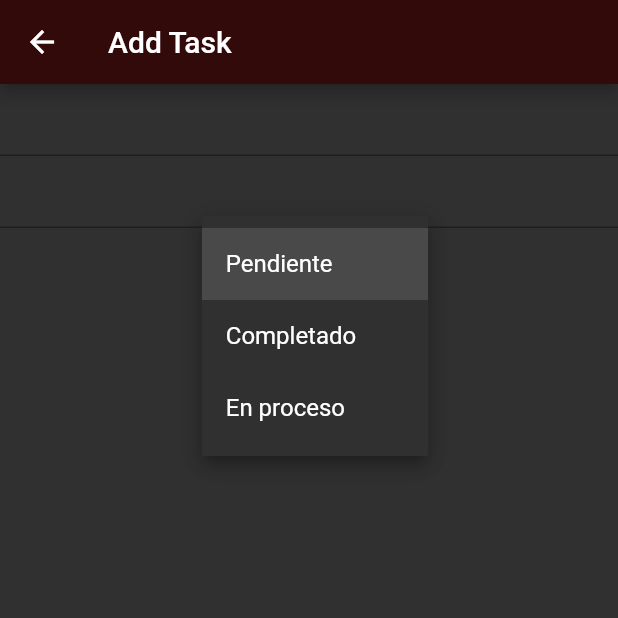
After one commit to isctorres/pmsn2023, a Flutter app: the AddTask screen opened by its route, after a tap on "Pendiente", on a phone screen of 412 x 824 dp, the top half of it. The commit adds this screen. Run offline on Flutter 3.47's test engine with Material 2 defaults, Android fonts, the light colour scheme and no system bars; our stand-ins replace sqflite; missing offline and left inert: day_night_switcher; accounts and stored records are empty; network calls fail.

Commit message:
clase 13

```diff
--- a/lib/routes.dart
+++ b/lib/routes.dart
@@ -1,10 +1,12 @@
 import 'package:flutter/widgets.dart';
+import 'package:pmsn20232/screens/add_task.dart';
 import 'package:pmsn20232/screens/dashboard_screen.dart';
 import 'package:pmsn20232/screens/task_screen.dart';
 
 Map<String,WidgetBuilder> getRoutes(){
   return {
     '/dash' : (BuildContext context) => DashboardScreen(),
-    '/task' : (BuildContext context) => TaskScreen()
+    '/task' : (BuildContext context) => TaskScreen(),
+    '/add' : (BuildContext context) => AddTask()
   };
 }
--- /dev/null
+++ b/lib/screens/add_task.dart
@@ -0,0 +1,60 @@
+import 'package:flutter/material.dart';
+
+class AddTask extends StatefulWidget {
+  const AddTask({super.key});
+
+  @override
+  State<AddTask> createState() => _AddTaskState();
+}
+
+class _AddTaskState extends State<AddTask> {
+
+  @override
+  Widget build(BuildContext context) {
+
+    TextEditingController txtConName = TextEditingController();
+    TextEditingController txtConDsc = TextEditingController();
+    String dropDownValue = "Pendiente";
+    List<String> dropDownValues = [
+      'Pendiente',
+      'Completado',
+      'En proceso'
+    ];
+
+    final txtNameTask = TextFormField(
+      controller: txtConName,
+    );
+
+    final txtDscTask = TextFormField(
+      controller: txtConDsc,
+    );
+
+    final DropdownButton ddBStatus = DropdownButton(
+      value: dropDownValue,
+      items: dropDownValues.map(
+        (status) => DropdownMenuItem(
+          value: status,
+          child: Text(status)
+        )
+      ).toList(),
+      onChanged: (value){
+        dropDownValue = value;
+        setState(() { });
+      }
+    );
+
+
+    return Scaffold(
+      appBar: AppBar(
+        title: Text('Add Task'),
+      ),
+      body: Column(
+        children: [
+          txtNameTask,
+          txtDscTask,
+          ddBStatus
+        ],
+      ),
+    );
+  }
+}
```
